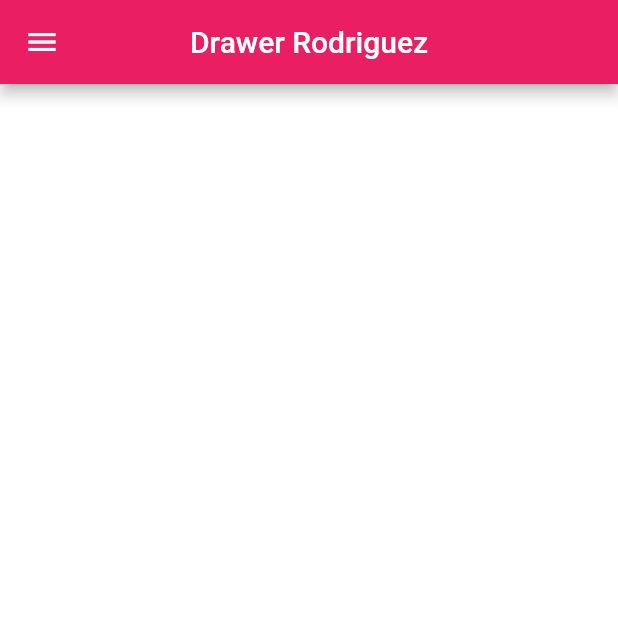
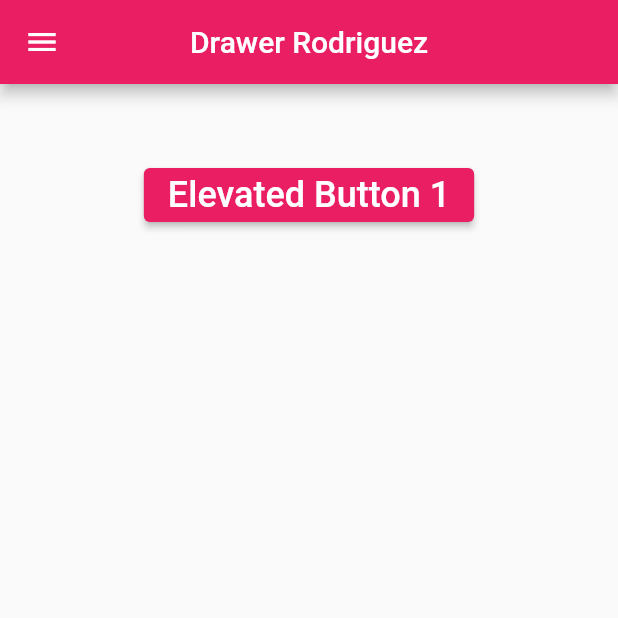
Before and after one commit to BlancaRodriguez15/Drawer_P_4, a Flutter app: the screen it shows after launch, on a phone screen of 412 x 824 dp, the top half of it. Run offline on Flutter 3.47's test engine with Material 2 defaults, Android fonts, the phone set to English and light mode, and no system bars.

Commit message:
Drawer_V5

```diff
--- a/lib/main.dart
+++ b/lib/main.dart
@@ -4,13 +4,14 @@ void main() => runApp(MyApp());
 
 class MyApp extends StatelessWidget {
   const MyApp({super.key});
-  static const String _title = 'Drawer';
+  static const String _title = 'Flutter Stateful Clicker Counter';
   // This widget is the root of your application.
   @override
   Widget build(BuildContext context) {
     return MaterialApp(
+      debugShowCheckedModeBanner: false, // esta madre quita el banner
+
       title: _title,
-      debugShowCheckedModeBanner: false, // Quitar el banner
       theme: ThemeData(
         primarySwatch: Colors.pink,
       ),
@@ -26,14 +27,16 @@ class MyHomePage extends StatefulWidget {
 }
 
 class _MyHomePageState extends State<MyHomePage> {
+  final GlobalKey<ScaffoldState> _key = GlobalKey(); // Create a key
+
   @override
   Widget build(BuildContext context) {
     return Scaffold(
+        key: _key,
         appBar: AppBar(
+          title: Text('Drawer Rodriguez'),
           centerTitle: true,
-        title: Text('Drawer Rodriguez'),
         ),
-      backgroundColor: const Color(0xffffffff),
         drawer: Drawer(
           child: ListView(
             // Important: Remove any padding from the ListView.
@@ -41,7 +44,6 @@ class _MyHomePageState extends State<MyHomePage> {
             children: [
               const UserAccountsDrawerHeader(
                 // <-- SEE HERE
-              decoration: BoxDecoration(color: const Color(0xffff279b)),
                 accountName: Text(
                   "Blanca Rodriguez",
                   style: TextStyle(
@@ -49,7 +51,7 @@ class _MyHomePageState extends State<MyHomePage> {
                   ),
                 ),
                 accountEmail: Text(
-                "a.20308051280649@cbtis128.edu.mx",
+                  "a.20306051170649@cbtis128.edu.mx",
                   style: TextStyle(
                     fontWeight: FontWeight.bold,
                   ),
@@ -58,7 +60,7 @@ class _MyHomePageState extends State<MyHomePage> {
               ),
               ListTile(
                 leading: Icon(
-                Icons.home,
+                  Icons.access_alarms,
                 ),
                 title: const Text('Pagina 1'),
                 onTap: () {
@@ -67,7 +69,7 @@ class _MyHomePageState extends State<MyHomePage> {
               ),
               ListTile(
                 leading: Icon(
-                Icons.account_circle,
+                  Icons.accessibility_sharp,
                 ),
                 title: const Text('Pagina 2'),
                 onTap: () {
@@ -76,17 +78,49 @@ class _MyHomePageState extends State<MyHomePage> {
               ),
               ListTile(
                 leading: Icon(
-                Icons.accessibility_new,
+                  Icons.sensor_door_sharp,
                 ),
                 title: const Text('Pagina 3'),
                 onTap: () {
                   Navigator.pop(context);
                 },
               ),
+              AboutListTile(
+                // <-- SEE HERE
+                icon: Icon(
+                  Icons.info,
+                ),
+                child: Text('Aplicacion'),
+                applicationIcon: Icon(
+                  Icons.local_play,
+                ),
+                applicationName: 'My Cool App',
+                applicationVersion: '1.0.25',
+                applicationLegalese: '© 2019 Company',
+                aboutBoxChildren: [
+                  ///Content goes here...
+                ],
+              ),
             ],
           ),
         ),
-      body: Center(),
-    );
+        body: Center(
+          child: Column(
+            children: [
+              SizedBox(
+                height: 50,
+              ),
+              ElevatedButton(
+                onPressed: () {
+                  _key.currentState!.openDrawer(); //<-- SEE HERE
+                },
+                child: const Text(
+                  'Elevated Button 1',
+                  style: TextStyle(fontSize: 24),
+                ),
+              ),
+            ],
+          ),
+        ));
   }
 }
```
Lines whose indentation alone changed are shown as unchanged.
